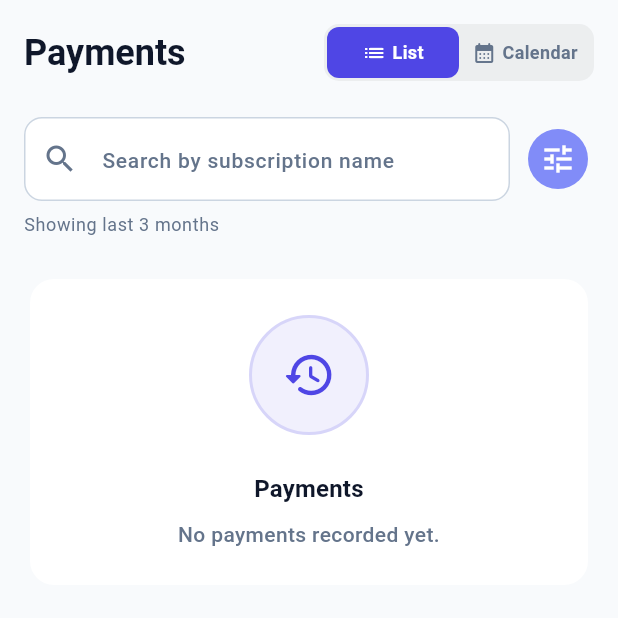
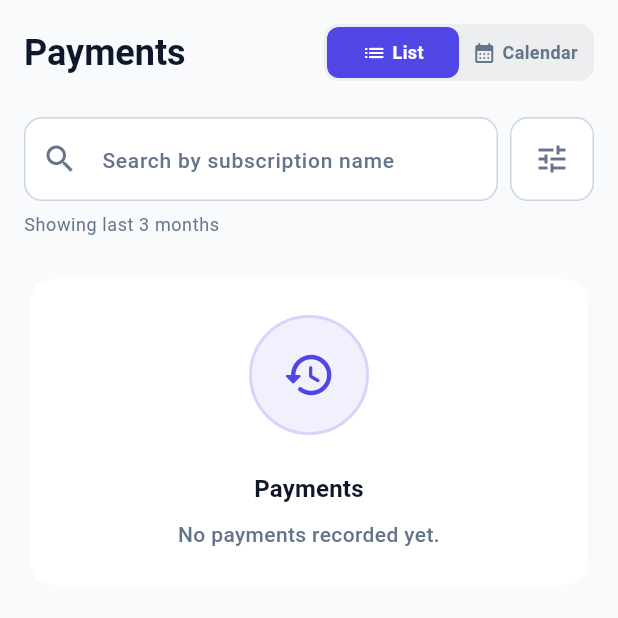
Before and after one commit to AdylshaY/PayTempo, a Flutter app: the PaymentsScreen screen opened directly, on a phone screen of 412 x 824 dp, the top half of it. Run offline on Flutter 3.47's test engine with Material 3 defaults, Android fonts, the phone set to English and light mode, and no system bars; our stand-ins replace file_picker, flutter_local_notifications, flutter_timezone, isar, lottie, share_plus and 1 more; accounts and stored records are empty; generated files the repository leaves out were written again; statements that could not run were skipped.

Commit message:
refactor: update filter button to use custom outlined style instead of filled tonal

```diff
--- a/lib/features/payments/payments_screen.dart
+++ b/lib/features/payments/payments_screen.dart
@@ -465,10 +465,23 @@ class _PaymentsScreenState extends State<PaymentsScreen> {
                                   ),
                                 ),
                                 const SizedBox(width: AppSpacing.xs),
-                                IconButton.filledTonal(
-                                  onPressed: _openFilterSheet,
-                                  icon: const Icon(Icons.tune),
-                                ),
+                                 IconButton(
+                                   onPressed: _openFilterSheet,
+                                   icon: const Icon(Icons.tune),
+                                   style: IconButton.styleFrom(
+                                     backgroundColor: Theme.of(context).cardColor,
+                                     foregroundColor: Theme.of(context).colorScheme.onSurfaceVariant,
+                                     shape: RoundedRectangleBorder(
+                                       borderRadius: BorderRadius.circular(AppRadii.button),
+                                       side: BorderSide(
+                                         color: Theme.of(context).brightness == Brightness.dark
+                                             ? AppColors.inactiveDark
+                                             : AppColors.inactive,
+                                       ),
+                                     ),
+                                     minimumSize: const Size(56, 56),
+                                   ),
+                                 ),
                               ],
                             ),
                             const SizedBox(height: AppSpacing.xs),
```
